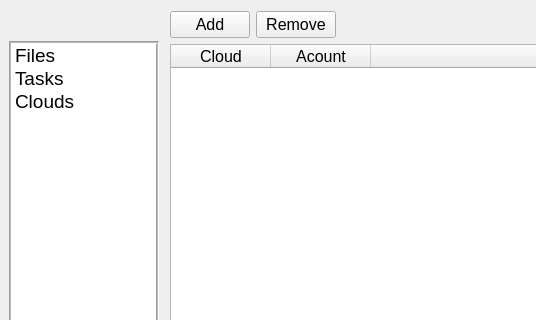
bo-huang/ECS, file mainwindow.ui: the form before one commit; both pictures show x 0 to 536 and y 0 to 320 of the 804 by 442 pixel window.
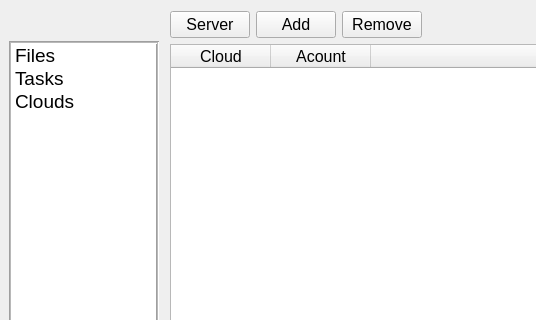
The form after the commit. The open tabs and pages were chosen to show the change. Icons and pictures are not drawn.

Commit message: add server config

```diff
--- a/mainwindow.ui
+++ b/mainwindow.ui
@@ -840,6 +840,13 @@
        <layout class="QVBoxLayout" name="verticalLayout_5">
         <item>
          <layout class="QHBoxLayout" name="horizontalLayout_6">
+          <item>
+           <widget class="QPushButton" name="serverButton">
+            <property name="text">
+             <string>Server</string>
+            </property>
+           </widget>
+          </item>
           <item>
            <widget class="QPushButton" name="addButton">
             <property name="font">
```
The commit also changes 7 other files.
